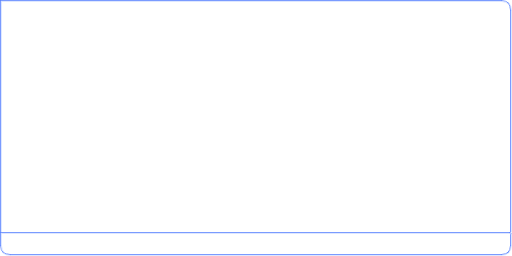
This is bin/data/ui/communications_conversation.ui in realXtend/tundra as Qt 5 draws it before an edit. The edited form follows.
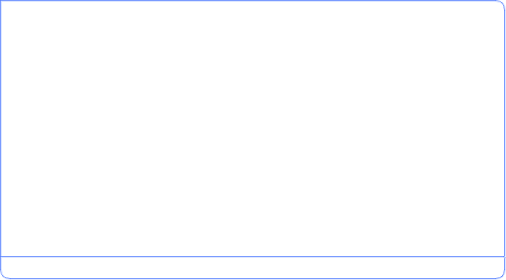
This is the edited form. Icons and pictures are not drawn.

Commit message: * Now asks if you want to be friend with 'FriendRequest' originator * Corrected typos from calling classes to this * New ui files

```diff
--- a/bin/data/ui/communications_conversation.ui
+++ b/bin/data/ui/communications_conversation.ui
@@ -6,8 +6,8 @@
    <rect>
     <x>0</x>
     <y>0</y>
-    <width>512</width>
-    <height>256</height>
+    <width>506</width>
+    <height>280</height>
    </rect>
   </property>
   <property name="sizePolicy">
@@ -56,6 +56,11 @@
 
 QMenu {
 	background-color: none;
+}
+
+QScrollBar {
+	margin-bottom: 25px;
+	background-color: none;
 }</string>
   </property>
   <layout class="QVBoxLayout" name="verticalLayout_2">
```
The commit also changes 5 other files.
